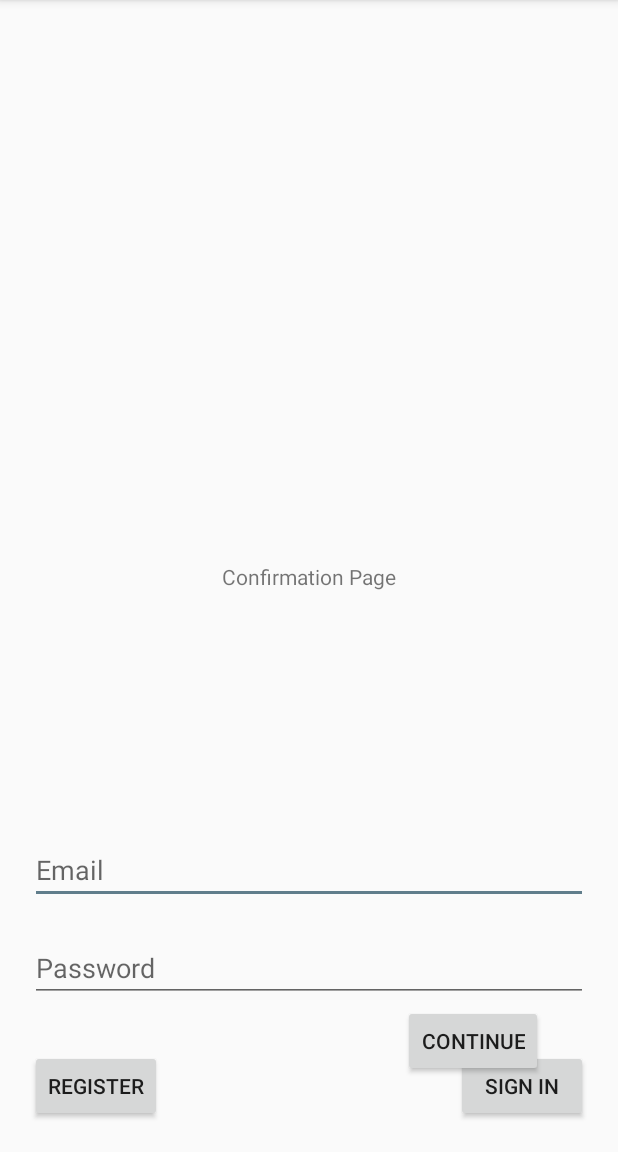
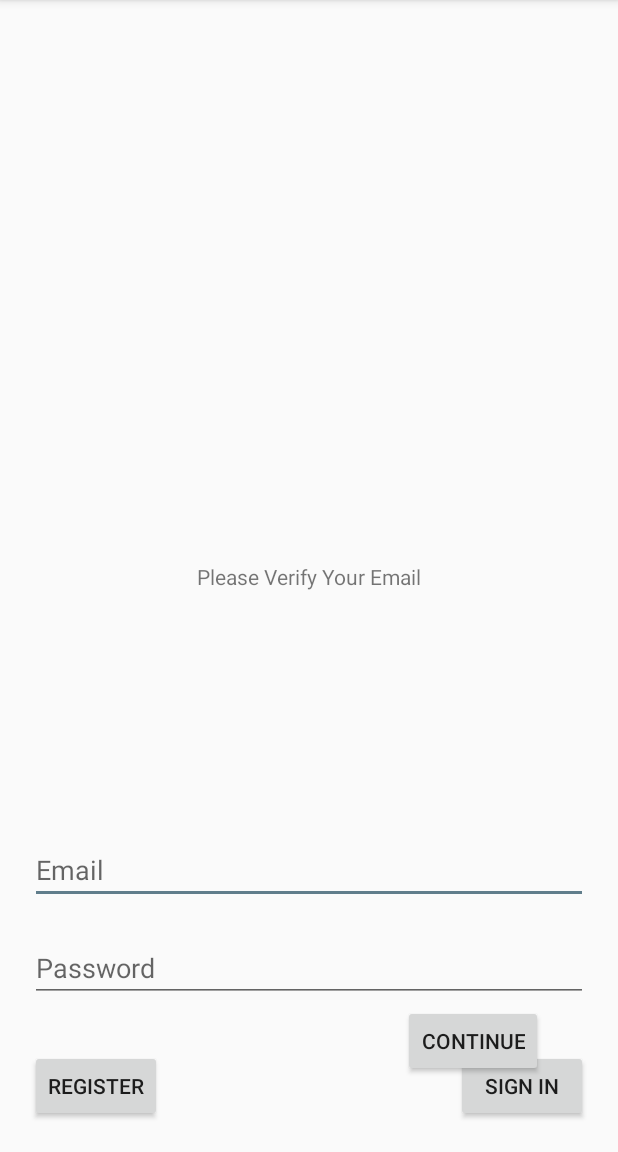
Before and after one commit to ajp54/Team-2-TCSS-450, an Android app: the fragment RegisterConfirmFragment placed in its activity, on a phone screen of 412 x 824 dp, the part 84-1236 px from its top. Run offline under Robolectric (Android 15) with nearby library versions, the phone set to English and light mode, and no system bars; our stand-ins replace Volley.

Commit message:
Moved hardcoded strings from RegisterConfirmFragment to strings.xml

```diff
--- a/app/src/main/java/edu/uw/tcss450/chatapp/ui/home/signin/SignInViewModel.java
+++ b/app/src/main/java/edu/uw/tcss450/chatapp/ui/home/signin/SignInViewModel.java
@@ -94,8 +94,10 @@ public class SignInViewModel extends AndroidViewModel {
      * @version 1.0
      */
     public void connect(final String email, final String password) {
-        String url = "https://cfb3-lab4-backend-2020sp.herokuapp.com/auth";
-        Request request = new JsonObjectRequest( Request.Method.GET,
+        //String url = "https://cfb3-lab4-backend-2020sp.herokuapp.com/auth";
+        //String url = "http://localhost:5000/auth";
+        String url = "https://team-2-tcss-450-backend.herokuapp.com/auth";
+        Request request = new JsonObjectRequest(Request.Method.GET,
                 url,
                 null, //no body for this get request
                 mResponse::setValue,
--- a/app/src/main/res/layout/fragment_register_confirm.xml
+++ b/app/src/main/res/layout/fragment_register_confirm.xml
@@ -13,7 +13,7 @@
         android:layout_height="wrap_content"
         android:layout_marginEnd="50dp"
         android:layout_marginBottom="50dp"
-        android:text="Continue"
+        android:text="@string/label_continue"
         app:layout_constraintBottom_toBottomOf="parent"
         app:layout_constraintEnd_toEndOf="parent" />
 
@@ -21,7 +21,7 @@
         android:id="@+id/textView_registerConfirm_greeting"
         android:layout_width="wrap_content"
         android:layout_height="wrap_content"
-        android:text="Confirmation Page"
+        android:text="@string/label_verify_email"
         app:layout_constraintBottom_toBottomOf="parent"
         app:layout_constraintEnd_toEndOf="parent"
         app:layout_constraintStart_toStartOf="parent"
--- a/app/src/main/res/values/strings.xml
+++ b/app/src/main/res/values/strings.xml
@@ -34,5 +34,8 @@
     <string name="label_chat">Chat</string>
     <string name="label_contacts">Contacts</string>
     <string name="label_weather">Weather</string>
+    <string name="label_verify_email">Please Verify Your Email</string>
+    <string name="label_continue">Continue</string>
+
 
 </resources>
```
Also changed, not shown: app/src/main/java/edu/uw/tcss450/chatapp/ui/home/registerConfirm/RegisterConfirmViewModel.java (+26 -12 lines).
